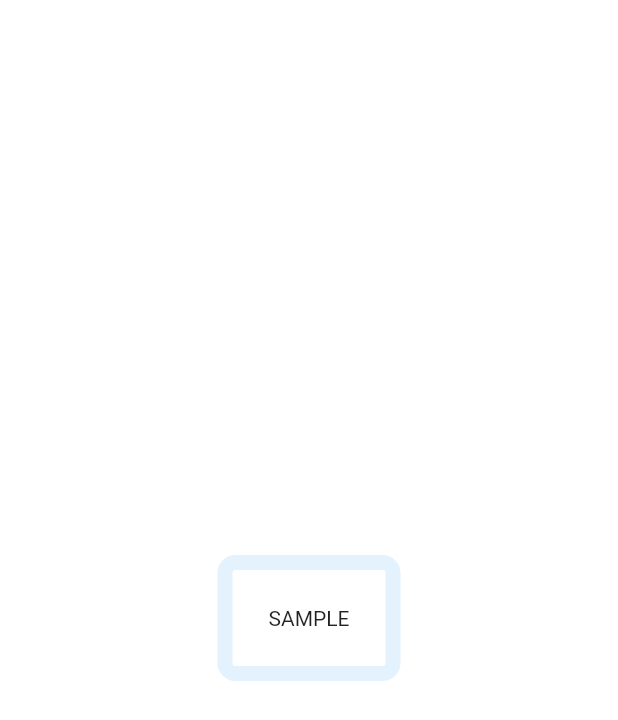
After one commit to tomarfaruk/flutter_canvas, a Flutter app: the screen it shows after launch, after a tap on "BorderAnimationPage", on a phone screen of 412 x 824 dp. The commit adds this screen. Shown: the top 720 px of the screen. Run offline on Flutter 3.47's test engine with Material 2 defaults, Android fonts, the phone set to English and light mode, and no system bars; our stand-ins replace auth_buttons, cached_network_image, firebase_auth, firebase_core, get, google_sign_in; missing offline and left inert: flutter_facebook_auth, miniplayer; accounts and stored records are empty; network calls fail.

```diff
--- /dev/null
+++ b/lib/border_animtaion/border_animation.dart
@@ -0,0 +1,90 @@
+import 'package:flutter/material.dart';
+
+class BorderAnimationPage extends StatefulWidget {
+  const BorderAnimationPage({Key? key}) : super(key: key);
+
+  @override
+  _BorderAnimationPageState createState() => _BorderAnimationPageState();
+}
+
+class _BorderAnimationPageState extends State<BorderAnimationPage>
+    with SingleTickerProviderStateMixin {
+  late AnimationController _resizableController;
+
+  static Color colorVariation(int note) {
+    if (note <= 1) {
+      return Colors.blue[50]!;
+    } else if (note > 1 && note <= 2) {
+      return Colors.blue[100]!;
+    } else if (note > 2 && note <= 3) {
+      return Colors.blue[200]!;
+    } else if (note > 3 && note <= 4) {
+      return Colors.blue[300]!;
+    } else if (note > 4 && note <= 5) {
+      return Colors.blue[400]!;
+    } else if (note > 5 && note <= 6) {
+      return Colors.blue;
+    } else if (note > 6 && note <= 7) {
+      return Colors.blue[600]!;
+    } else if (note > 7 && note <= 8) {
+      return Colors.blue[700]!;
+    } else if (note > 8 && note <= 9) {
+      return Colors.blue[800]!;
+    }
+    return Colors.blue[900]!;
+  }
+
+  AnimatedBuilder getContainer() {
+    return new AnimatedBuilder(
+        animation: _resizableController,
+        builder: (context, child) {
+          return Container(
+            //color: colorVariation((_resizableController.value *100).round()),
+            padding: EdgeInsets.all(24),
+            child: Text("SAMPLE"),
+            decoration: BoxDecoration(
+              shape: BoxShape.rectangle,
+              borderRadius: BorderRadius.all(Radius.circular(12)),
+              border: Border.all(
+                  color:
+                      colorVariation((_resizableController.value * 10).round()),
+                  width: 10),
+            ),
+          );
+        });
+  }
+
+  @override
+  void initState() {
+    _resizableController = new AnimationController(
+      vsync: this,
+      duration: new Duration(
+        milliseconds: 500,
+      ),
+    );
+    _resizableController.addStatusListener((animationStatus) {
+      switch (animationStatus) {
+        case AnimationStatus.completed:
+          _resizableController.reverse();
+          break;
+        case AnimationStatus.dismissed:
+          _resizableController.forward();
+          break;
+        case AnimationStatus.forward:
+          break;
+        case AnimationStatus.reverse:
+          break;
+      }
+    });
+    _resizableController.forward();
+    super.initState();
+  }
+
+  @override
+  Widget build(BuildContext context) {
+    return Scaffold(
+      backgroundColor: Colors.white,
+      body: Center(child: getContainer()),
+    );
+  }
+}
--- a/lib/main.dart
+++ b/lib/main.dart
@@ -1,5 +1,8 @@
+import 'package:flutter/cupertino.dart';
 import 'package:flutter/material.dart';
 import 'package:get/get.dart';
+import 'backgournd_task/background_file_upload.dart';
+import 'border_animtaion/border_animation.dart';
 import 'bottomTextField.dart';
 import 'custom_background_scroll_page/custom_background_page.dart';
 import 'custom_canvus_line_chart/canvus_line_chart.dart';
@@ -8,8 +11,15 @@ import 'furniture_app/furniture_app.dart';
 import 'image_canvas/image_canvas.dart';
 import 'miniplayer/mini_player_page.dart';
 import 'paint_canves/custom_paint_page.dart';
+import 'social_auth/facebook_auth_page.dart';
+import 'social_auth/google_auth.dart';
+import 'package:firebase_core/firebase_core.dart';
 
-void main() {
+Future<void> main() async {
+  WidgetsFlutterBinding.ensureInitialized();
+
+  await Firebase.initializeApp();
+
   runApp(MyApp());
 }
 
@@ -96,6 +106,34 @@ class _MyHomePageState extends State<MyHomePage> {
                     MaterialPageRoute(builder: (_) => BottomTextField()));
               },
             ),
+            ElevatedButton(
+              child: Text('BackGroundFileUpload'),
+              onPressed: () {
+                Navigator.push(context,
+                    MaterialPageRoute(builder: (_) => BackGroundFileUpload()));
+              },
+            ),
+            ElevatedButton(
+              child: Text('BorderAnimationPage'),
+              onPressed: () {
+                Navigator.push(context,
+                    MaterialPageRoute(builder: (_) => BorderAnimationPage()));
+              },
+            ),
+            ElevatedButton(
+              child: Text('GoogleAuthPage'),
+              onPressed: () {
+                Navigator.push(context,
+                    MaterialPageRoute(builder: (_) => GoogleAuthPage()));
+              },
+            ),
+            ElevatedButton(
+              child: Text('FacebookAuthPage'),
+              onPressed: () {
+                Navigator.push(context,
+                    MaterialPageRoute(builder: (_) => FacebookAuthPage()));
+              },
+            ),
           ],
         ),
       ),
```
Also changed, not shown: lib/backgournd_task/background_file_upload.dart (added, +96 -0 lines), lib/social_auth/facebook_auth_page.dart (added, +15 -0 lines), lib/social_auth/google_auth.dart (added, +119 -0 lines), pubspec.yaml (+7 -0 lines), pubspec.lock, 6 other files.
